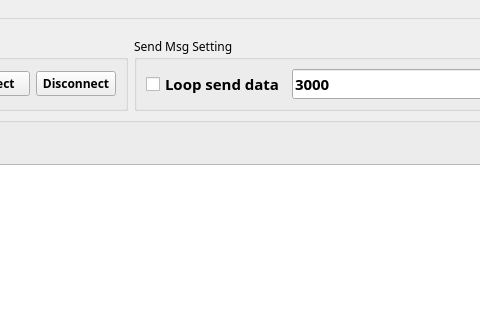
Old version of the form coding/simulationclient/src/ui/mainwindow.ui in the repository BrandoGH/lbgs; both pictures show x 569 to 1049 and y 0 to 320 of the 1305 by 881 pixel window.
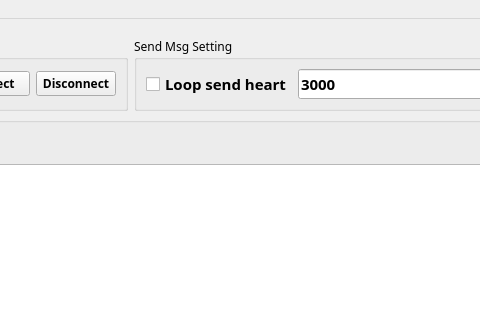
New version of the form. The open tabs and pages were chosen to show the change.

Commit message: ui tip optimization

Patch:
```diff
--- a/coding/simulationclient/src/ui/mainwindow.ui
+++ b/coding/simulationclient/src/ui/mainwindow.ui
@@ -209,7 +209,7 @@
               </font>
              </property>
              <property name="text">
-              <string>Loop send data</string>
+              <string>Loop send heart</string>
              </property>
             </widget>
            </item>
```
Left out of the diff: 2 changed lines with no effect on the pictures.
